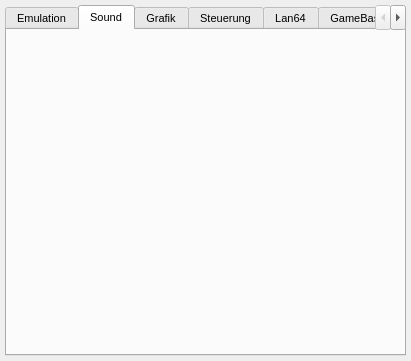
Old version of the form setup_window.ui in the repository ThKattanek/emu64.
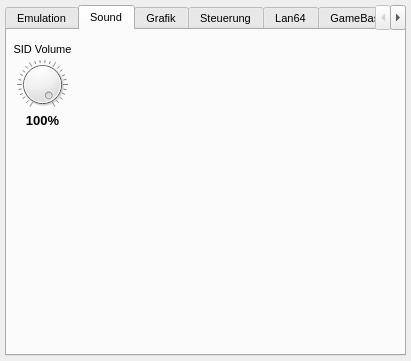
New version of the form. The open tabs and pages were chosen to show the change.

```diff
--- a/setup_window.ui
+++ b/setup_window.ui
@@ -46,11 +46,81 @@
    </widget>
    <widget class="QWidget" name="SoundTab">
     <property name="enabled">
-     <bool>false</bool>
+     <bool>true</bool>
     </property>
     <attribute name="title">
      <string>Sound</string>
     </attribute>
+    <widget class="QDial" name="SIDVolume">
+     <property name="geometry">
+      <rect>
+       <x>10</x>
+       <y>29</y>
+       <width>51</width>
+       <height>51</height>
+      </rect>
+     </property>
+     <property name="maximum">
+      <number>100</number>
+     </property>
+     <property name="value">
+      <number>100</number>
+     </property>
+     <property name="invertedAppearance">
+      <bool>false</bool>
+     </property>
+     <property name="invertedControls">
+      <bool>false</bool>
+     </property>
+     <property name="wrapping">
+      <bool>false</bool>
+     </property>
+     <property name="notchTarget">
+      <double>3.600000000000000</double>
+     </property>
+     <property name="notchesVisible">
+      <bool>true</bool>
+     </property>
+    </widget>
+    <widget class="QLabel" name="label_4">
+     <property name="geometry">
+      <rect>
+       <x>0</x>
+       <y>9</y>
+       <width>71</width>
+       <height>20</height>
+      </rect>
+     </property>
+     <property name="text">
+      <string>SID Volume</string>
+     </property>
+     <property name="alignment">
+      <set>Qt::AlignCenter</set>
+     </property>
+    </widget>
+    <widget class="QLabel" name="SIDVolumeOut">
+     <property name="geometry">
+      <rect>
+       <x>10</x>
+       <y>80</y>
+       <width>51</width>
+       <height>21</height>
+      </rect>
+     </property>
+     <property name="font">
+      <font>
+       <pointsize>10</pointsize>
+       <weight>75</weight>
+       <bold>true</bold>
+      </font>
+     </property>
+     <property name="text">
+      <string>100%</string>
+     </property>
+     <property name="alignment">
+      <set>Qt::AlignCenter</set>
+     </property>
+    </widget>
    </widget>
    <widget class="QWidget" name="GrafikTab">
     <property name="enabled">
```
Left out of the diff: 2 changed lines with no effect on the pictures.
